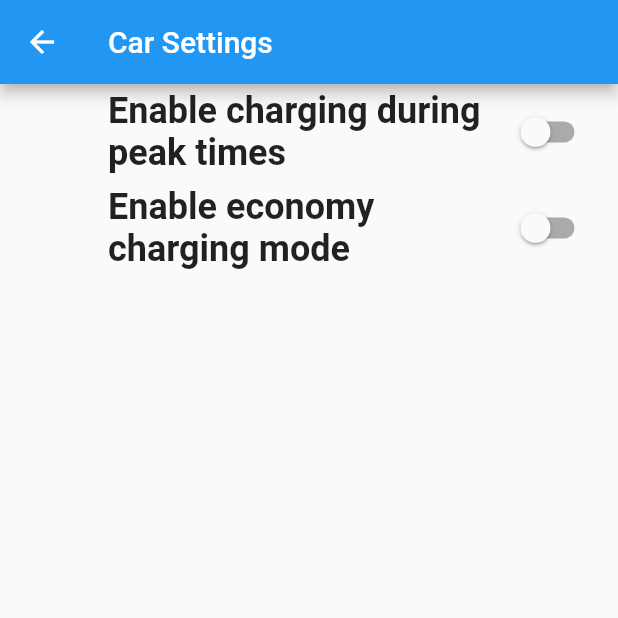
After one commit to knyghtryda/GridSmartr, a Flutter app: the CarSettings screen opened directly, on a phone screen of 412 x 824 dp, the top half of it. The commit adds this screen. Run offline on Flutter 3.47's test engine with Material 2 defaults, Android fonts, the phone set to English and light mode, and no system bars; drawn by our look-alikes of flutter_platform_widgets; our stand-ins replace fl_chart, flutter_local_notifications, webview_flutter.

Commit message:
Scheduler & Settings
Added Scheduler and Setting Pages

```diff
--- /dev/null
+++ b/lib/car_settings.dart
@@ -0,0 +1,60 @@
+import 'package:flutter/material.dart';
+import 'package:flutter_platform_widgets/flutter_platform_widgets.dart';
+
+class CarSettings extends StatefulWidget {
+  CarSettings({Key key}) : super(key: key);
+
+  @override
+  _CarSettingsState createState() => _CarSettingsState();
+}
+
+class _CarSettingsState extends State<CarSettings> {
+  List<bool> isSelected;
+  @override
+  void initState() {
+    isSelected = [false];
+    super.initState();
+  }
+
+  bool _toggle1 = false;
+  bool _toggle2 = false;
+
+  @override
+  Widget build(BuildContext context) {
+    return PlatformScaffold(
+      appBar: PlatformAppBar(
+        title: Text('Car Settings'),
+      ),
+      body: Column(
+        children: <Widget>[
+          Center(
+            child: SwitchListTile(
+              title: const Text('Enable charging during peak times',
+                  style: TextStyle(fontSize: 24, fontWeight: FontWeight.bold)),
+              value: _toggle1,
+              onChanged: (bool value) {
+                setState(() {
+                  _toggle1 = value;
+                });
+              },
+              secondary: const Icon(null),
+            ),
+          ),
+          Center(
+            child: SwitchListTile(
+              title: const Text('Enable economy charging mode',
+                  style: TextStyle(fontSize: 24, fontWeight: FontWeight.bold)),
+              value: _toggle2,
+              onChanged: (bool value) {
+                setState(() {
+                  _toggle2 = value;
+                });
+              },
+              secondary: const Icon(null),
+            ),
+          )
+        ],
+      ),
+    );
+  }
+}
--- a/pubspec.yaml
+++ b/pubspec.yaml
@@ -19,6 +19,8 @@ environment:
 dependencies:
   flutter:
     sdk: flutter
+
+
 
   # The following adds the Cupertino Icons font to your application.
   # Use with the CupertinoIcons class for iOS style icons.
```
Also changed, not shown: lib/main.dart (+17 -0 lines), lib/scheduler.dart (added, +49 -0 lines), 3 other files.
